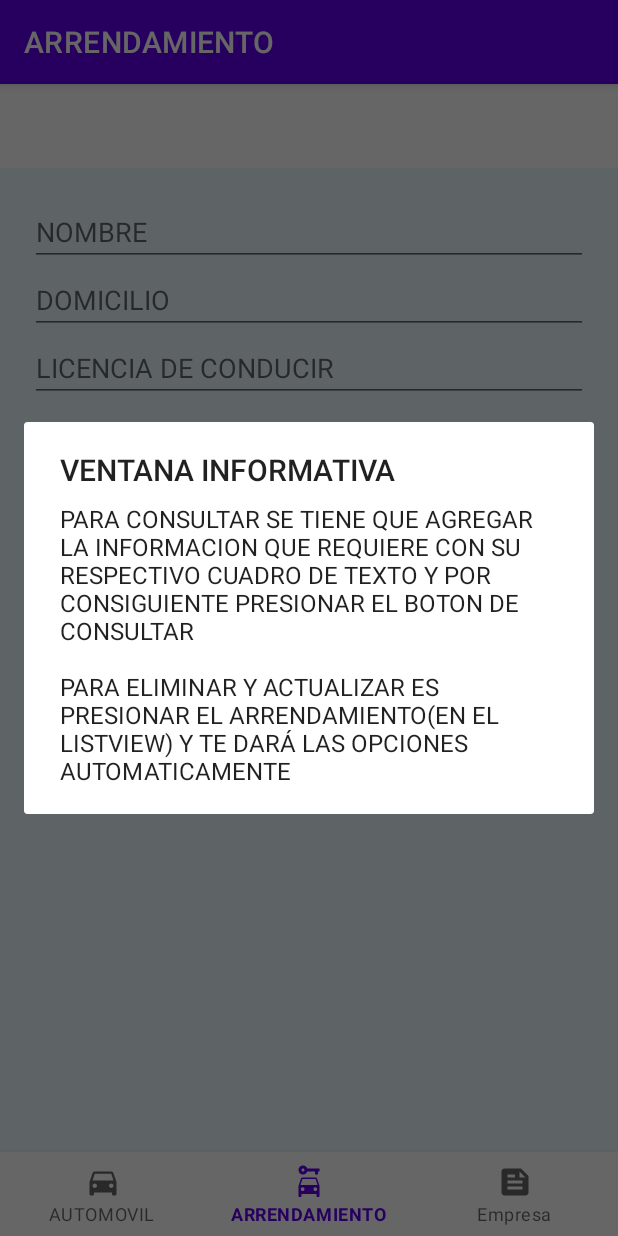
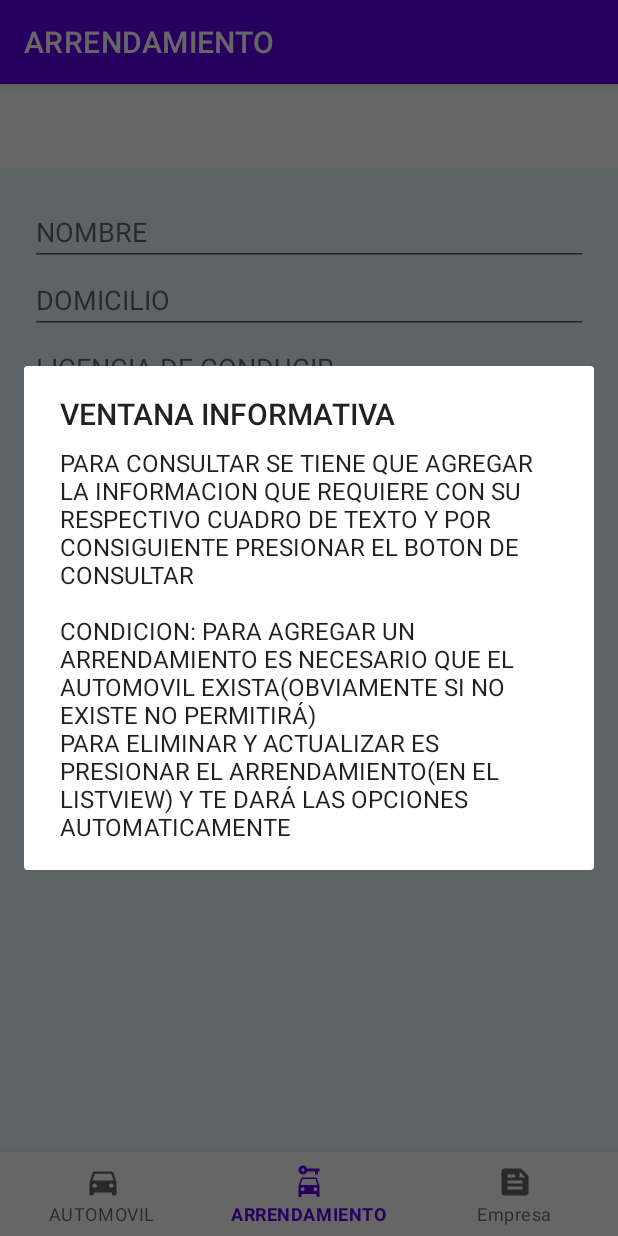
Before and after one commit to axlopezre/LADM_U3_PRACTICA2_BaseDatosFirestore_AXEL_LOPEZ_RENTERIA, an Android app: the DashboardFragment screen opened through its navigation route, on a phone screen of 412 x 824 dp. Run offline under Robolectric (Android 15) with nearby library versions, the phone set to English and light mode, and no system bars; our stand-ins replace Firebase (no records; nobody signed in at launch, a user with empty details on screens opened directly), navigation-ui.

Commit message:
FINAL ACTUALIZADO

```diff
--- a/app/src/main/java/mx/tecnm/tepic/ladm_u3_practica2_basedatosfirestore_axel_lopez_renteria/ui/dashboard/DashboardFragment.kt
+++ b/app/src/main/java/mx/tecnm/tepic/ladm_u3_practica2_basedatosfirestore_axel_lopez_renteria/ui/dashboard/DashboardFragment.kt
@@ -42,6 +42,7 @@ class DashboardFragment : Fragment() {
         AlertDialog.Builder(requireContext())
             .setTitle("VENTANA INFORMATIVA")
             .setMessage("PARA CONSULTAR SE TIENE QUE AGREGAR LA INFORMACION QUE REQUIERE CON SU RESPECTIVO CUADRO DE TEXTO Y POR CONSIGUIENTE PRESIONAR EL BOTON DE CONSULTAR\n" +
+                    "\nCONDICION: PARA AGREGAR UN ARRENDAMIENTO ES NECESARIO QUE EL AUTOMOVIL EXISTA(OBVIAMENTE SI NO EXISTE NO PERMITIRÁ)"+
                     "\nPARA ELIMINAR Y ACTUALIZAR ES PRESIONAR EL ARRENDAMIENTO(EN EL LISTVIEW) Y TE DARÁ LAS OPCIONES AUTOMATICAMENTE")
             .show()
         FirebaseFirestore.getInstance()
--- a/app/src/main/java/mx/tecnm/tepic/ladm_u3_practica2_basedatosfirestore_axel_lopez_renteria/ui/home/HomeFragment.kt
+++ b/app/src/main/java/mx/tecnm/tepic/ladm_u3_practica2_basedatosfirestore_axel_lopez_renteria/ui/home/HomeFragment.kt
@@ -41,6 +41,7 @@ class HomeFragment : Fragment() {
         AlertDialog.Builder(requireContext())
             .setTitle("VENTANA INFORMATIVA")
             .setMessage("PARA CONSULTAR SE TIENE QUE AGREGAR LA INFORMACION QUE REQUIERE CON SU RESPECTIVO CUADRO DE TEXTO Y POR CONSIGUIENTE PRESIONAR EL BOTON DE CONSULTAR\n" +
+                    "\nCONDICION: NO SE PUEDE ELIMINAR UN AUTO QUE ESTÉ ARRENDADO"+
                     "\nPARA CONSULTAR UN RANGO DE KILOMETRAJE EL FORMATO ES: (MÍNIMO,MÁXIMO)\n" +
                     "\nPARA ELIMINAR Y ACTUALIZAR ES PRESIONAR EL AUTOMOVIL(EN EL LISTVIEW) Y TE DARÁ LAS OPCIONES AUTOMATICAMENTE")
             .show()
```
